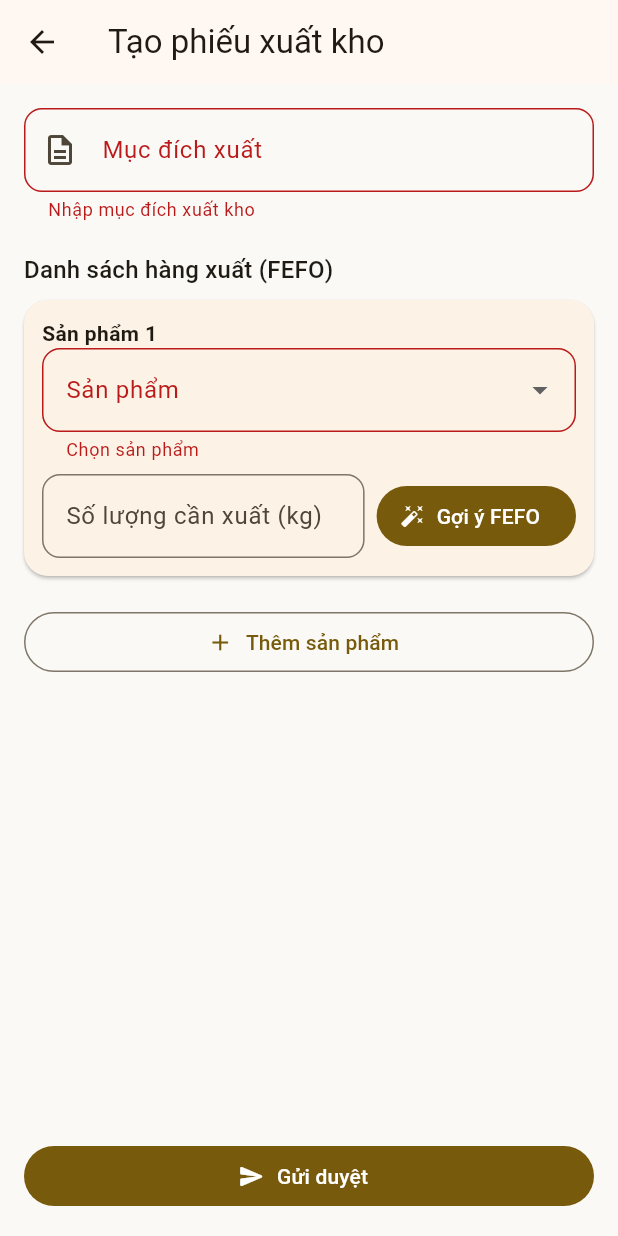
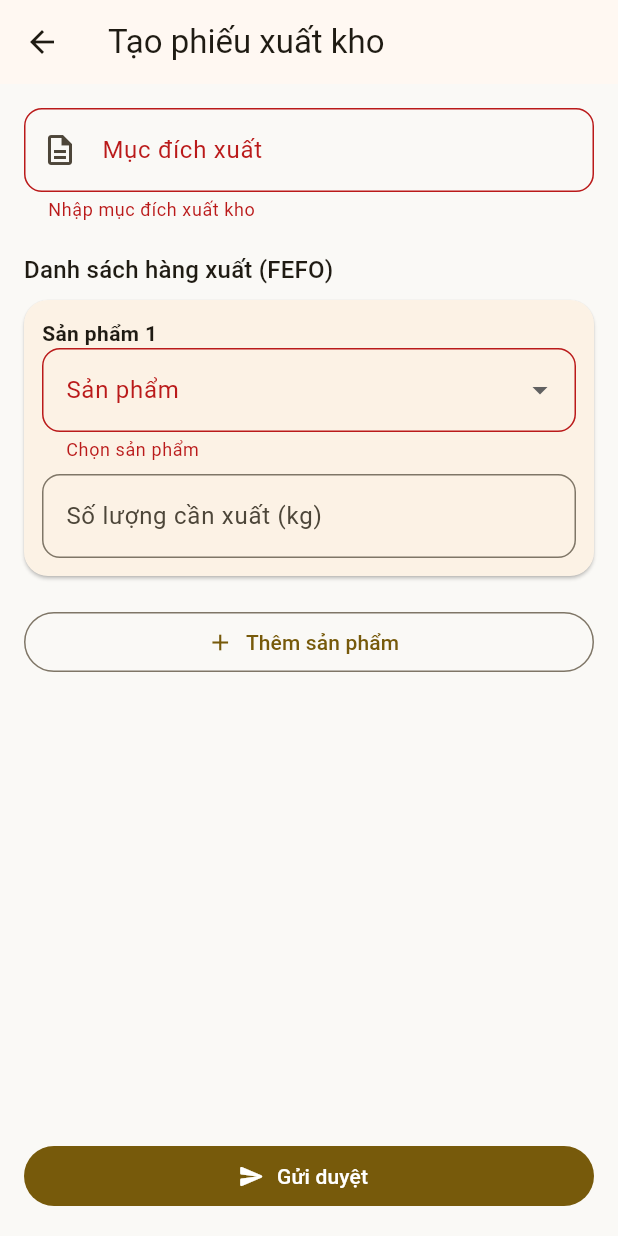
Before and after one commit to kimky-hd/WM_Software, a Flutter app: the OutboundNoteFormScreen screen opened directly, after a tap on "Gửi duyệt", on a phone screen of 412 x 824 dp. Run offline on Flutter 3.47's test engine with Material 3 defaults, Android fonts, the phone set to English and light mode, and no system bars; our stand-ins replace shared_preferences; accounts and stored records are empty.

Commit message:
Auto-apply FEFO allocation on submit without requiring a suggestion button
Co-Authored-By: Claude Sonnet 4.6 <noreply@anthropic.com>

```diff
--- a/lib/screens/staff/outbound_note_form_screen.dart
+++ b/lib/screens/staff/outbound_note_form_screen.dart
@@ -45,6 +45,18 @@ class _OutboundNoteFormScreenState extends State<OutboundNoteFormScreen> {
 
     for (final line in _lines) {
       if (line.productId == null) continue;
+      // Tự động phân bổ FEFO nếu người dùng chưa trigger gợi ý
+      if (line.allocations.isEmpty) {
+        final qty = double.tryParse(line.requestedQtyController.text.trim()) ?? 0;
+        if (qty > 0) {
+          final suggestion = store.suggestFefoAllocation(line.productId!, qty);
+          line.allocations = suggestion
+              .map((s) => _Allocation()
+                ..batchId = s.batch.id
+                ..quantityController.text = s.quantity.toStringAsFixed(0))
+              .toList();
+        }
+      }
       for (final alloc in line.allocations) {
         final qty = double.tryParse(alloc.quantityController.text.trim()) ?? 0;
         if (qty <= 0 || alloc.batchId == null) continue;
@@ -246,33 +258,25 @@ class _OutboundLineCardState extends State<_OutboundLineCard> {
                   .map((p) => DropdownMenuItem(
                       value: p.id, child: Text('${p.code} - ${p.name} (tồn: ${store.totalStockForProduct(p.id).toStringAsFixed(0)}kg)')))
                   .toList(),
-              onChanged: (v) => setState(() {
+              onChanged: (v) {
+                setState(() {
                   line.productId = v;
                   for (final a in line.allocations) {
                     a.dispose();
                   }
                   line.allocations = [];
-              }),
+                });
+                final qty = double.tryParse(line.requestedQtyController.text.trim()) ?? 0;
+                if (v != null && qty > 0) _generateFefoSuggestion();
+              },
               validator: (v) => v == null ? 'Chọn sản phẩm' : null,
             ),
             const SizedBox(height: 8),
-            Row(
-              children: [
-                Expanded(
-                  child: TextFormField(
+            TextFormField(
               controller: line.requestedQtyController,
               decoration: const InputDecoration(labelText: 'Số lượng cần xuất (kg)'),
               keyboardType: const TextInputType.numberWithOptions(decimal: true),
               onEditingComplete: _generateFefoSuggestion,
-                  ),
-                ),
-                const SizedBox(width: 8),
-                FilledButton.icon(
-                  onPressed: _generateFefoSuggestion,
-                  icon: const Icon(Icons.auto_fix_high, size: 16),
-                  label: const Text('Gợi ý FEFO'),
-                ),
-              ],
             ),
             if (line.allocations.isNotEmpty) ...[
               const SizedBox(height: 8),
```
Lines whose indentation alone changed are shown as unchanged.
